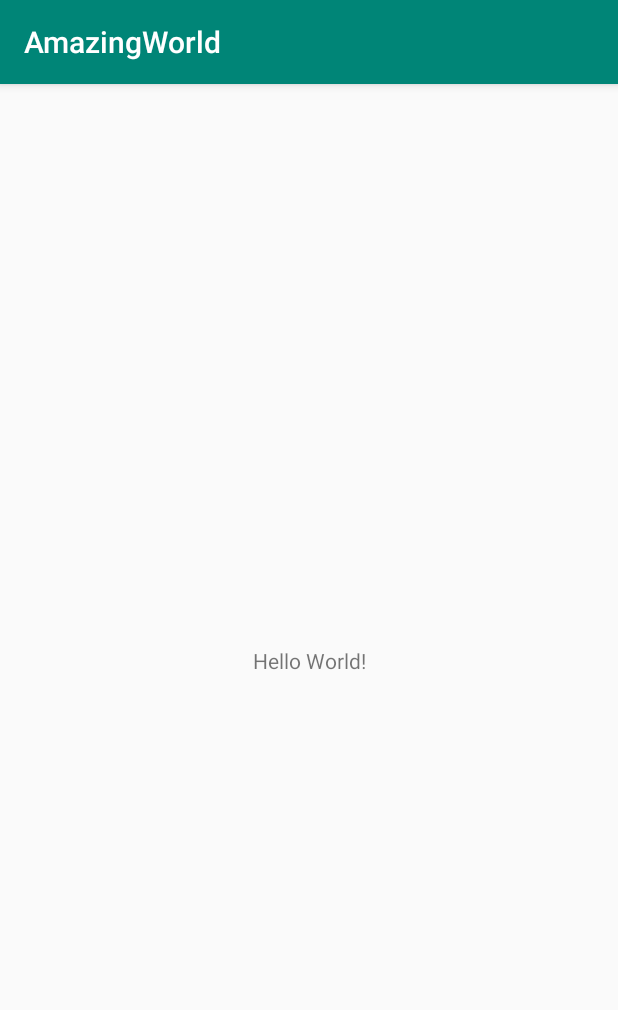
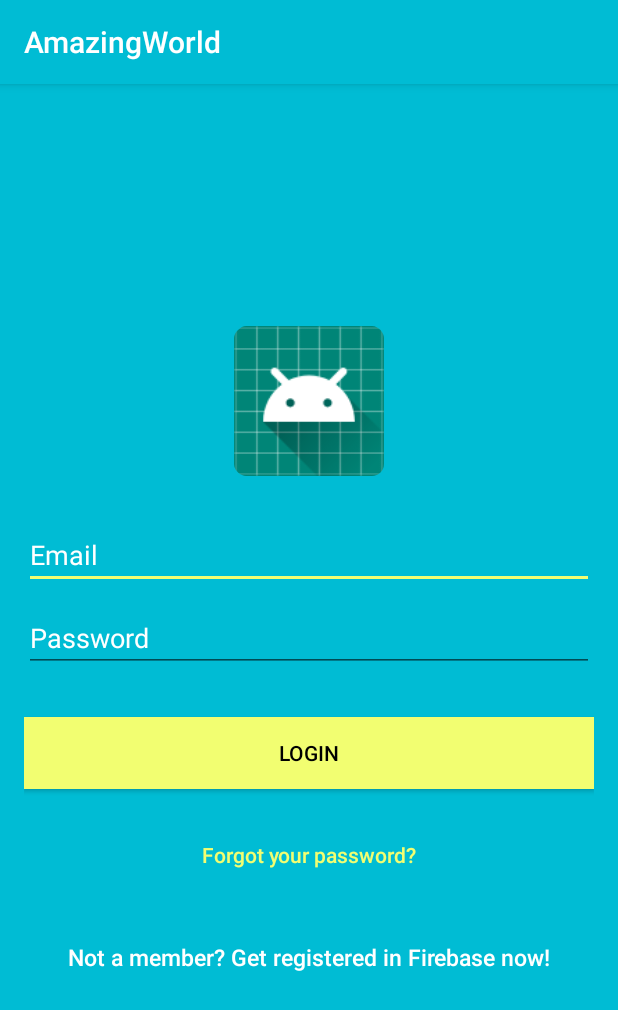
Before and after one commit to kunio2910/AmazingWorld, an Android app: the screen it shows after launch (MainActivity before the commit, LoginActivity after it), on a phone screen of 412 x 824 dp. Shown: the top 1010 px of the screen. Run offline under Robolectric (Android 15) with nearby library versions, the phone set to English and light mode, and no system bars; our stand-ins replace Firebase (no records; nobody signed in at launch, a user with empty details on screens opened directly).

Commit message:
Create Login,ResetPassword,Signup

```diff
--- a/app/src/main/AndroidManifest.xml
+++ b/app/src/main/AndroidManifest.xml
@@ -2,6 +2,7 @@
 <manifest xmlns:android="http://schemas.android.com/apk/res/android"
     package="com.letran.amazingworld">
 
+    <uses-permission android:name="android.permission.INTERNET"/>
     <application
         android:allowBackup="true"
         android:icon="@mipmap/ic_launcher"
@@ -9,13 +10,14 @@
         android:roundIcon="@mipmap/ic_launcher_round"
         android:supportsRtl="true"
         android:theme="@style/AppTheme">
-        <activity android:name=".MainActivity">
+        <activity android:name=".views.LoginActivity">
             <intent-filter>
                 <action android:name="android.intent.action.MAIN" />
 
                 <category android:name="android.intent.category.LAUNCHER" />
             </intent-filter>
         </activity>
+        <activity android:name=".views.MainActivity"/>
     </application>
 
 </manifest>
--- /dev/null
+++ b/app/src/main/java/com/letran/amazingworld/views/LoginActivity.java
@@ -0,0 +1,114 @@
+package com.letran.amazingworld.views;
+
+import android.content.Intent;
+import android.os.Bundle;
+import android.text.TextUtils;
+import android.view.View;
+import android.widget.Button;
+import android.widget.EditText;
+import android.widget.ProgressBar;
+import android.widget.Toast;
+
+import androidx.annotation.NonNull;
+import androidx.annotation.Nullable;
+import androidx.appcompat.app.AppCompatActivity;
+
+import com.google.android.gms.tasks.OnCompleteListener;
+import com.google.android.gms.tasks.Task;
+import com.google.firebase.auth.AuthResult;
+import com.google.firebase.auth.FirebaseAuth;
+import com.letran.amazingworld.R;
+
+public class LoginActivity extends AppCompatActivity {
+
+    private EditText inputEmail, inputPassword;
+    private FirebaseAuth auth;
+    private ProgressBar progressBar;
+    private Button btnSignup, btnLogin, btnReset;
+
+    @Override
+    protected void onCreate(@Nullable Bundle savedInstanceState) {
+        super.onCreate(savedInstanceState);
+        setContentView(R.layout.activity_login);
+
+        //Get Firebase auth instance
+        auth = FirebaseAuth.getInstance();
+
+        auth.signOut();
+
+        if (auth.getCurrentUser() != null) {
+            startActivity(new Intent(LoginActivity.this, MainActivity.class));
+            finish();
+        }
+
+        // set the view now
+
+//        Toolbar toolbar = (Toolbar) findViewById(R.id.toolbar);
+//        setSupportActionBar(toolbar);
+
+        inputEmail = (EditText) findViewById(R.id.email);
+        inputPassword = (EditText) findViewById(R.id.password);
+        progressBar = (ProgressBar) findViewById(R.id.progressBar);
+        btnSignup = (Button) findViewById(R.id.btn_signup);
+        btnLogin = (Button) findViewById(R.id.btn_login);
+        btnReset = (Button) findViewById(R.id.btn_reset_password);
+
+        btnSignup.setOnClickListener(new View.OnClickListener() {
+            @Override
+            public void onClick(View v) {
+                startActivity(new Intent(LoginActivity.this, SignupActivity.class));
+            }
+        });
+
+        btnReset.setOnClickListener(new View.OnClickListener() {
+            @Override
+            public void onClick(View v) {
+                startActivity(new Intent(LoginActivity.this, ResetPasswordActivity.class));
+            }
+        });
+
+        btnLogin.setOnClickListener(new View.OnClickListener() {
+            @Override
+            public void onClick(View v) {
+                String email = inputEmail.getText().toString();
+                final String password = inputPassword.getText().toString();
+
+                if (TextUtils.isEmpty(email)) {
+                    Toast.makeText(getApplicationContext(), "Enter email address!", Toast.LENGTH_SHORT).show();
+                    return;
+                }
+
+                if (TextUtils.isEmpty(password)) {
+                    Toast.makeText(getApplicationContext(), "Enter password!", Toast.LENGTH_SHORT).show();
+                    return;
+                }
+
+                progressBar.setVisibility(View.VISIBLE);
+
+                //authenticate user
+                auth.signInWithEmailAndPassword(email, password)
+                        .addOnCompleteListener(LoginActivity.this, new OnCompleteListener<AuthResult>() {
+                            @Override
+                            public void onComplete(@NonNull Task<AuthResult> task) {
+                                // If sign in fails, display a message to the user. If sign in succeeds
+                                // the auth state listener will be notified and logic to handle the
+                                // signed in user can be handled in the listener.
+                                progressBar.setVisibility(View.GONE);
+                                if (!task.isSuccessful()) {
+                                    // there was an error
+                                    if (password.length() < 6) {
+                                        inputPassword.setError(getString(R.string.minimum_password));
+                                    } else {
+                                        Toast.makeText(LoginActivity.this, getString(R.string.auth_failed), Toast.LENGTH_LONG).show();
+                                    }
+                                } else {
+                                    Intent intent = new Intent(LoginActivity.this, MainActivity.class);
+                                    startActivity(intent);
+                                    finish();
+                                }
+                            }
+                        });
+            }
+        });
+    }
+}
--- a/app/src/main/java/com/letran/amazingworld/MainActivity.java
+++ b/app/src/main/java/com/letran/amazingworld/views/MainActivity.java
@@ -1,8 +1,10 @@
-package com.letran.amazingworld;
+package com.letran.amazingworld.views;
 
 import androidx.appcompat.app.AppCompatActivity;
 
 import android.os.Bundle;
+
+import com.letran.amazingworld.R;
 
 public class MainActivity extends AppCompatActivity {
 
@@ -10,5 +12,7 @@ public class MainActivity extends AppCompatActivity {
     protected void onCreate(Bundle savedInstanceState) {
         super.onCreate(savedInstanceState);
         setContentView(R.layout.activity_main);
+
+
     }
 }
--- /dev/null
+++ b/app/src/main/res/layout/activity_login.xml
@@ -0,0 +1,86 @@
+<?xml version="1.0" encoding="utf-8"?>
+<androidx.coordinatorlayout.widget.CoordinatorLayout
+    xmlns:android="http://schemas.android.com/apk/res/android"
+    android:orientation="vertical" android:layout_width="match_parent"
+    android:layout_height="match_parent">
+
+    <LinearLayout
+        android:layout_width="fill_parent"
+        android:layout_height="fill_parent"
+        android:background="@color/colorPrimary"
+        android:gravity="center"
+        android:orientation="vertical"
+        android:padding="@dimen/activity_horizontal_margin">
+
+
+        <ImageView
+            android:layout_width="@dimen/logo_w_h"
+            android:layout_height="@dimen/logo_w_h"
+            android:layout_gravity="center_horizontal"
+            android:layout_marginBottom="30dp"
+            android:src="@mipmap/ic_launcher" />
+
+
+            <EditText
+                android:id="@+id/email"
+                android:layout_width="match_parent"
+                android:layout_height="wrap_content"
+                android:layout_marginBottom="10dp"
+                android:hint="@string/hint_email"
+                android:inputType="textEmailAddress"
+                android:textColor="@android:color/white"
+                android:textColorHint="@android:color/white" />
+
+            <EditText
+                android:id="@+id/password"
+                android:layout_width="fill_parent"
+                android:layout_height="wrap_content"
+                android:layout_marginBottom="10dp"
+                android:hint="@string/hint_password"
+                android:inputType="textPassword"
+                android:textColor="@android:color/white"
+                android:textColorHint="@android:color/white" />
+
+        <!-- Login Button -->
+
+        <Button
+            android:id="@+id/btn_login"
+            android:layout_width="fill_parent"
+            android:layout_height="wrap_content"
+            android:layout_marginTop="20dip"
+            android:background="@color/colorAccent"
+            android:text="@string/btn_login"
+            android:textColor="@android:color/black" />
+
+        <Button
+            android:id="@+id/btn_reset_password"
+            android:layout_width="fill_parent"
+            android:layout_height="wrap_content"
+            android:layout_marginTop="20dip"
+            android:background="@null"
+            android:text="@string/btn_forgot_password"
+            android:textAllCaps="false"
+            android:textColor="@color/colorAccent" />
+
+        <!-- Link to Login Screen -->
+
+        <Button
+            android:id="@+id/btn_signup"
+            android:layout_width="fill_parent"
+            android:layout_height="wrap_content"
+            android:layout_marginTop="20dip"
+            android:background="@null"
+            android:text="@string/btn_link_to_register"
+            android:textAllCaps="false"
+            android:textColor="@color/white"
+            android:textSize="15dp" />
+    </LinearLayout>
+
+    <ProgressBar
+        android:id="@+id/progressBar"
+        android:layout_width="30dp"
+        android:layout_height="30dp"
+        android:layout_gravity="center|bottom"
+        android:layout_marginBottom="20dp"
+        android:visibility="gone" />
+</androidx.coordinatorlayout.widget.CoordinatorLayout>
--- a/app/src/main/res/layout/activity_main.xml
+++ b/app/src/main/res/layout/activity_main.xml
@@ -4,7 +4,7 @@
     xmlns:tools="http://schemas.android.com/tools"
     android:layout_width="match_parent"
     android:layout_height="match_parent"
-    tools:context=".MainActivity">
+    tools:context=".views.MainActivity">
 
     <TextView
         android:layout_width="wrap_content"
--- a/app/src/main/res/values/colors.xml
+++ b/app/src/main/res/values/colors.xml
@@ -1,6 +1,20 @@
 <?xml version="1.0" encoding="utf-8"?>
 <resources>
-    <color name="colorPrimary">#008577</color>
-    <color name="colorPrimaryDark">#00574B</color>
-    <color name="colorAccent">#D81B60</color>
+    <color name="colorPrimary">#00bcd4</color>
+    <color name="colorPrimaryDark">#0097a7</color>
+    <color name="colorAccent">#f2fe71</color>
+
+    <color name="bg_login">#26ae90</color>
+    <color name="bg_register">#2e3237</color>
+    <color name="bg_main">#428bca</color>
+    <color name="white">#ffffff</color>
+    <color name="input_login">#222222</color>
+    <color name="input_login_hint">#999999</color>
+    <color name="input_register">#888888</color>
+    <color name="input_register_bg">#3b4148</color>
+    <color name="input_register_hint">#5e6266</color>
+    <color name="btn_login">#26ae90</color>
+    <color name="btn_login_bg">#eceef1</color>
+    <color name="lbl_name">#333333</color>
+    <color name="btn_logut_bg">#ff6861</color>
 </resources>
--- /dev/null
+++ b/app/src/main/res/values/dimens.xml
@@ -0,0 +1,8 @@
+<?xml version="1.0" encoding="utf-8"?>
+<resources>
+    <!-- Default screen margins, per the Android Design guidelines. -->
+    <dimen name="activity_horizontal_margin">16dp</dimen>
+    <dimen name="activity_vertical_margin">16dp</dimen>
+    <dimen name="fab_margin">16dp</dimen>
+    <dimen name="logo_w_h">100dp</dimen>
+</resources>
--- a/app/src/main/res/values/strings.xml
+++ b/app/src/main/res/values/strings.xml
@@ -1,3 +1,31 @@
 <resources>
     <string name="app_name">AmazingWorld</string>
+    <string name="action_sign_in_short">Register</string>
+    <string name="email">Email</string>
+    <string name="minimum_password">Password too short, enter minimum 6 characters!</string>
+    <string name="auth_failed">Authentication failed, check your email and password or sign up</string>
+    <string name="change_email">Change Email</string>
+    <string name="change_password">Change Password</string>
+    <string name="send_password_reset_email">Send Password reset email</string>
+    <string name="remove_user">Remove user</string>
+    <string name="new_pass">New Password</string>
+    <string name="title_activity_profile">Firebase</string>
+    <string name="title_activity_login">Sign in</string>
+    <string name="hint_email">Email</string>
+    <string name="hint_password">Password</string>
+    <string name="hint_name">Fullname</string>
+    <string name="btn_login">LOGIN</string>
+    <string name="btn_link_to_register">Not a member? Get registered in Firebase now!</string>
+    <string name="btn_link_to_login">Already registered. Login Me!</string>
+    <string name="title_activity_reset_password">ResetPasswordActivity</string>
+    <string name="btn_forgot_password">Forgot your password?</string>
+    <string name="btn_reset_password">Reset Password</string>
+    <string name="btn_back"><![CDATA[<< Back]]></string>
+    <string name="hint_new_email">New Email</string>
+    <string name="btn_change">Change</string>
+    <string name="btn_send">Send</string>
+    <string name="btn_remove">Remove</string>
+    <string name="btn_sign_out">Sign Out</string>
+    <string name="lbl_forgot_password">Forgot password?</string>
+    <string name="forgot_password_msg">We just need your registered Email Id to sent you password reset instructions.</string>
 </resources>
--- a/build.gradle
+++ b/build.gradle
@@ -8,7 +8,7 @@ buildscript {
     }
     dependencies {
         classpath 'com.android.tools.build:gradle:3.5.0'
-
+        classpath 'com.google.gms:google-services:4.3.3'
         // NOTE: Do not place your application dependencies here; they belong
         // in the individual module build.gradle files
     }
```
Also changed, not shown: app/build.gradle (+7 -6 lines), app/src/main/java/com/letran/amazingworld/views/ResetPasswordActivity.java (added, +74 -0 lines), app/src/main/java/com/letran/amazingworld/views/SignupActivity.java (added, +111 -0 lines), app/src/main/res/layout/activity_reset_password.xml (added, +82 -0 lines), app/src/main/res/layout/activity_signup.xml (added, +89 -0 lines), 1 other file.
